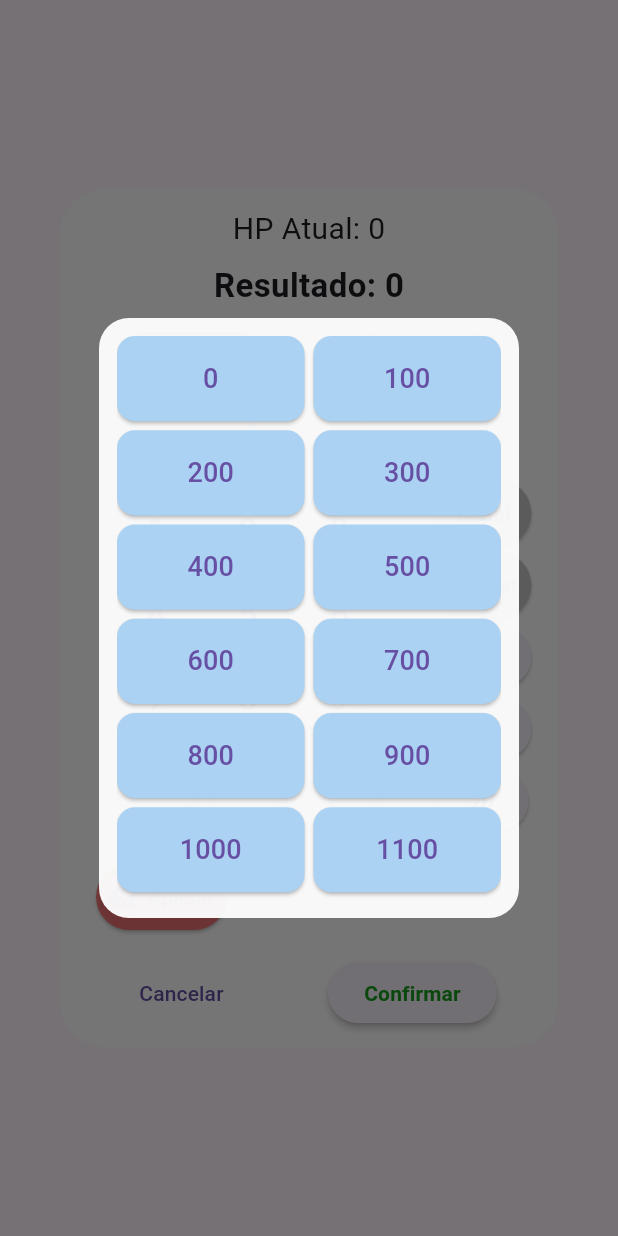
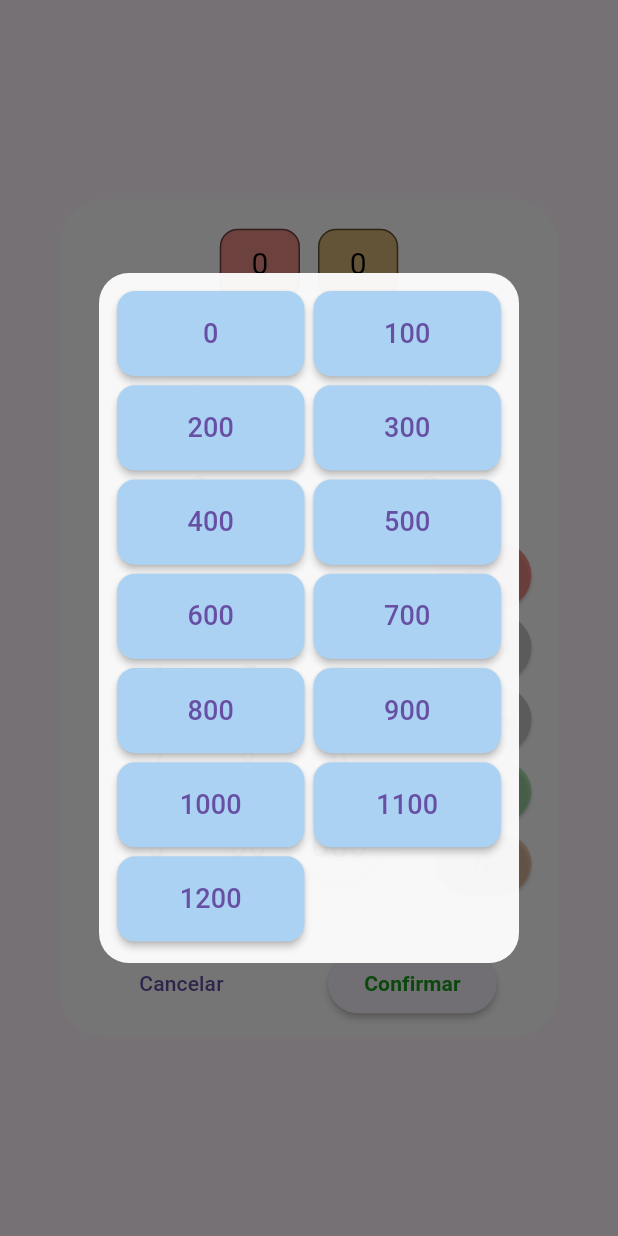
Before and after one commit to fernandofcs123/app_duelo, a Flutter app: the CalculadoraModal widget shown alone on an empty page, opened directly with empty values, after a tap on an icon or button, on a phone screen of 412 x 824 dp. Run offline on Flutter 3.47's test engine with Material 3 defaults, Android fonts, the phone set to English and light mode, and no system bars; our stand-ins replace lucide_icons.

Commit message:
Melhorando a tela da calculadora

```diff
--- a/lib/modules/calculadora/calculadora_modal.dart
+++ b/lib/modules/calculadora/calculadora_modal.dart
@@ -1,12 +1,15 @@
 import 'package:app_duelo/modules/calculadora/passarinho_modal.dart';
 import 'package:app_duelo/ui/botao_metal_widget.dart';
+import 'package:app_duelo/ui/hp_widget.dart';
+import 'package:app_duelo/ui/passarinho_button_widget.dart';
 import 'package:flutter/material.dart';
 import 'package:app_duelo/ui/botao_numero_widget.dart';
 import 'package:lucide_icons/lucide_icons.dart';
 
 class CalculadoraModal extends StatefulWidget {
   final int hpAtual;
-  const CalculadoraModal({super.key, required this.hpAtual});
+  final int player;
+  const CalculadoraModal({super.key, required this.hpAtual, required this.player});
 
   @override
   State<CalculadoraModal> createState() => _CalculadoraModalState();
@@ -18,11 +21,18 @@
   String _active = "Atacante";
   bool _flagMetal = false;
   bool _flagHonest = false;
-  int _numeroEscolhido = 0;
+  int _numeroEscolhidoA = 0;
+  int _numeroEscolhidoB = 0;
 
   int get _resultado {
     int a = int.tryParse(_a) ?? 0;
     int b = int.tryParse(_b) ?? 0;
+
+    a -= _numeroEscolhidoA;
+    b -= _numeroEscolhidoB;
+
+    a = a < 0 ? 0 : a;
+    b = b < 0 ? 0 : b;
 
     if (_flagMetal) {
       a += (b / 2).ceil();
@@ -101,11 +111,29 @@
             mainAxisSize: MainAxisSize.min,
             crossAxisAlignment: CrossAxisAlignment.center,
             children: [
-              Text("HP Atual: ${widget.hpAtual}", style: TextStyle(fontSize: 20)),
-              SizedBox(height: 8),
-              Text("Resultado: $_resultado",
-                style: TextStyle(fontSize: 22, fontWeight: FontWeight.bold)
+              SizedBox(height: 8,),
+              Row(
+                mainAxisAlignment: MainAxisAlignment.center,
+                children: [
+                  HpWidget(
+                    texto: widget.hpAtual.toString(),
+                    // corFundo: Color.fromARGB(255, 134, 238, 162),
+                    corFundo: widget.player == 1
+                      ? const Color.fromARGB(255, 12, 117, 236).withOpacity(0.2)
+                      : const Color.fromARGB(255, 238, 142, 134),
+                    fontSize: 20
+                  ),
+                  SizedBox(width: 12),
+                  HpWidget(
+                    texto: "$_resultado",
+                    corFundo: const Color.fromARGB(255, 216, 182, 119),
+                    fontSize: 20
+                  ),
+                ],
               ),
+              // Text("Dano: $_resultado",
+              //   style: TextStyle(fontSize: 22, fontWeight: FontWeight.bold)
+              // ),
               SizedBox(height: 16,),
               Row(
                 mainAxisAlignment: MainAxisAlignment.spaceAround,
@@ -115,7 +143,30 @@
                 ],
 
               ),
-              SizedBox(height: 20,),
+              SizedBox(height: 10,),
+              Row(
+                mainAxisAlignment: MainAxisAlignment.spaceAround,
+                children: [
+                  PassarinhoButtonWidget(
+                    onValorSelecionado: (int novoValor) {
+                      setState(() {
+                        _numeroEscolhidoA = novoValor;
+                      });
+                    },
+                    valorSelecionado: _numeroEscolhidoA
+                  ),
+                  PassarinhoButtonWidget(
+                    onValorSelecionado: (int novoValor) {
+                      setState(() {
+                        _numeroEscolhidoB = novoValor;
+                      });
+                    },
+                    valorSelecionado: _numeroEscolhidoB
+                  ),
+                ],
+
+              ),
+              SizedBox(height: 10,),
               Center(
                 child: Row(
                   mainAxisAlignment: MainAxisAlignment.spaceAround,
@@ -143,6 +194,15 @@
                       flex: 1,
                       child: Column(
                         children:[
+                          ElevatedButton.icon(
+                            onPressed: _limparCampoAtivo,
+                            icon: Icon(Icons.backspace),
+                            label: Text(""),
+                            style: ElevatedButton.styleFrom(
+                              backgroundColor: const Color.fromARGB(182, 250, 111, 111),
+                              padding: EdgeInsets.symmetric(horizontal: 8, vertical: 12),
+                            ),
+                          ),
                           BotaoMetalWidget(
                             texto: "Metal",
                             cor: const Color.fromARGB(255, 255, 103, 174),
@@ -163,41 +223,36 @@
                               });
                             }
                           ),
-                          ElevatedButton(onPressed: _dobrarCampo, child: Text("x2")),
-                          ElevatedButton(onPressed: _dividirCampo, child: Text("/2")),
-                          ElevatedButton(onPressed: () async {
-                            final int? resultado = await showDialog<int>(
-                              context: context,
-                              builder: (context) => const PassarinhoModal()
-                            );
-
-                            if (resultado != null) {
-                              setState(() {
-                                _numeroEscolhido = resultado;
-                              });
-                            }
-                          },
+                          ElevatedButton(
+                            onPressed: _dobrarCampo,
                             style: ElevatedButton.styleFrom(
-
-                              backgroundColor: _numeroEscolhido != 0
-                              ? const Color.fromARGB(255, 171, 210, 242)
-                              : null,
-                              minimumSize: const Size(60, 40),
-                              padding: const EdgeInsets.symmetric(horizontal: 8, vertical: 8),
-                              alignment: Alignment.center,
+                              backgroundColor: const Color.fromARGB(133, 124, 221, 132)
                             ),
-                            child: _numeroEscolhido == 0
-                              ? Icon(LucideIcons.bird, size: 20,)
-                              : Text("$_numeroEscolhido",
-                                maxLines: 1,
-                                softWrap: false,
-                                overflow: TextOverflow.visible,
-                                textAlign: TextAlign.center,
-                                style: TextStyle(
-                                  fontSize: 18
-                                ),
+                            child: Text("x2",
+                              maxLines: 1,
+                              softWrap: false,
+                              overflow: TextOverflow.visible,
                             )
                           ),
+                          ElevatedButton(
+                            onPressed: _dividirCampo,
+                            style: ElevatedButton.styleFrom(
+                              backgroundColor: const Color.fromARGB(133, 240, 173, 124)
+                            ),
+                            child: Text("/2",
+                              maxLines: 1,
+                              softWrap: false,
+                              overflow: TextOverflow.visible,
+                            )
+                          ),
+                          // PassarinhoButtonWidget(
+                          //   onValorSelecionado: (int novoValor) {
+                          //     setState(() {
+                          //       _numeroEscolhidoA = novoValor;
+                          //     });
+                          //   },
+                          //   valorSelecionado: _numeroEscolhidoA
+                          // ),
                         ]
                       ),
                     )
@@ -205,33 +260,8 @@
                 ),
               ),
 
-              SizedBox(height: 16,),
+              SizedBox(height: 32,),
 
-              Row(
-                children: [
-                  // BotaoMetalWidget(
-                  //   texto: "Metal",
-                  //   flagAtivo: _flagMetal,
-                  //   onToggle: () {
-                  //     setState(() {
-                  //       _flagMetal =!_flagMetal;
-                  //     });
-                  //   }
-                  // ),
-
-                  const SizedBox(width: 12),
-                  ElevatedButton.icon(
-                    onPressed: _limparCampoAtivo,
-                    icon: Icon(Icons.backspace),
-                    label: Text("Apagar"),
-                    style: ElevatedButton.styleFrom(
-                      backgroundColor: const Color.fromARGB(180, 255, 82, 82),
-                      padding: EdgeInsets.symmetric(horizontal: 8, vertical: 12),
-                    ),
-                  ),
-                ],
-              ),
-              SizedBox(height: 16,),
               Row(
                 mainAxisAlignment: MainAxisAlignment.spaceAround,
                 children: [
--- a/lib/modules/calculadora/passarinho_modal.dart
+++ b/lib/modules/calculadora/passarinho_modal.dart
@@ -11,7 +11,7 @@
       shape: RoundedRectangleBorder(borderRadius: BorderRadius.circular(20)),
       backgroundColor: Colors.white.withOpacity(0.95),
       child: SizedBox(
-        height: 400,
+        height: 460,
         width: 240,
         child: Padding(
           padding: const EdgeInsets.all(12),
@@ -20,10 +20,11 @@
             mainAxisSpacing: 6,
             crossAxisSpacing: 6,
             childAspectRatio: 2.2,
-            children: List.generate(14, (index) {
+            children: List.generate(13, (index) {
               final valor = index * 100;
               return ElevatedButton(
                 style: ElevatedButton.styleFrom(
+                  elevation: 2,
                   padding: EdgeInsets.zero,
                   backgroundColor: const Color.fromARGB(255, 171, 210, 242),
                   minimumSize: Size.zero,
--- a/lib/modules/duelo/duelo_page.dart
+++ b/lib/modules/duelo/duelo_page.dart
@@ -21,11 +21,12 @@
 
   void _abrirCalculadora(BuildContext context) async {
     final int hpAtual = hpSelecionado == 1 ? hp1 : hp2;
+    print(hpAtual);
 
     final int? resultado = await showDialog<int>(
       context: context,
-      barrierDismissible: false,
-      builder: (_) => CalculadoraModal(hpAtual: hpAtual),
+      // barrierDismissible: false,
+      builder: (_) => CalculadoraModal(hpAtual: hpAtual, player: hpSelecionado),
     );
 
     if (resultado != null) {
@@ -136,6 +137,7 @@
       {'texto':'000','acao':()=> adicionarDigito('000')},
     ]);
   }
+  @override
   Widget build(BuildContext context) {
     return Container(
       color: const Color.fromARGB(255, 164, 218, 237),
@@ -263,11 +265,11 @@
                       child: LayoutBuilder(
                         builder: (context, constraints) {
                           // Calcula largura disponível do Expanded (sem considerar espaçamento)
-                          final larguraTotal = constraints.maxWidth;
+                          // final larguraTotal = constraints.maxWidth;
                           // Espaçamento entre botões no Wrap (8 * 2 espaços entre 3 botões)
-                          final espacamentoTotal = 8 * 2;
+                          // final espacamentoTotal = 8 * 2;
                           // Largura disponível por botão
-                          final larguraBotao = (larguraTotal - espacamentoTotal) / 3;
+                          // final larguraBotao = (larguraTotal - espacamentoTotal) / 3;
 
                           return Wrap(
                             spacing: 8,
--- /dev/null
+++ b/lib/ui/hp_widget.dart
@@ -0,0 +1,41 @@
+import 'package:flutter/material.dart';
+
+class HpWidget extends StatelessWidget {
+  final String texto;
+  final Color corFundo;
+  final double fontSize;
+  final FontWeight fontWeight;
+
+  const HpWidget({
+    super.key,
+    required this.texto,
+    required this.corFundo,
+    required this.fontSize,
+    this.fontWeight = FontWeight.normal,
+  });
+
+  @override
+  Widget build(BuildContext context) {
+    return Container(
+      padding: EdgeInsets.symmetric(horizontal: 12,vertical: 0),
+      decoration: BoxDecoration(
+        color: corFundo,
+        borderRadius: BorderRadius.circular(12),
+        border: Border.all(color: Colors.black54,width: 1),
+      ),
+      child: Container(
+        padding: EdgeInsets.all(8),
+        child: Text(
+          texto,
+          key: ValueKey<String>(texto),
+          style: TextStyle(
+            fontSize: fontSize,
+            fontWeight: fontWeight,
+            color:  Colors.black,
+            decoration: TextDecoration.none
+          ),
+        ),
+      )
+    );
+  }
+}
--- /dev/null
+++ b/lib/ui/passarinho_button_widget.dart
@@ -0,0 +1,48 @@
+import 'package:app_duelo/modules/calculadora/passarinho_modal.dart';
+import 'package:flutter/material.dart';
+import 'package:lucide_icons/lucide_icons.dart';
+
+class PassarinhoButtonWidget extends StatelessWidget {
+  final int valorSelecionado;
+  final ValueChanged<int> onValorSelecionado;
+
+  const PassarinhoButtonWidget({
+    super.key,
+    required this.onValorSelecionado,
+    required this.valorSelecionado,
+  });
+
+  @override
+  Widget build(BuildContext context) {
+    return ElevatedButton(
+      onPressed: () async {
+        final int? resultado = await showDialog<int>(
+          context: context,
+          builder: (context) => const PassarinhoModal(),
+        );
+
+        if (resultado != null) {
+          onValorSelecionado(resultado);
+        }
+      },
+      style: ElevatedButton.styleFrom(
+        backgroundColor: valorSelecionado != 0
+          ? const Color.fromARGB(255, 171, 210, 242)
+          : null,
+        minimumSize: const Size(60, 40),
+        padding: const EdgeInsets.symmetric(horizontal: 8, vertical: 8),
+        alignment: Alignment.center,
+      ),
+      child: valorSelecionado == 0
+        ? const Icon(LucideIcons.bird, size: 20)
+        : Text(
+          "$valorSelecionado",
+          maxLines: 1,
+          softWrap: false,
+          overflow: TextOverflow.visible,
+          textAlign: TextAlign.center,
+          style: const TextStyle(fontSize: 18),
+        )
+    );
+  }
+}
```
